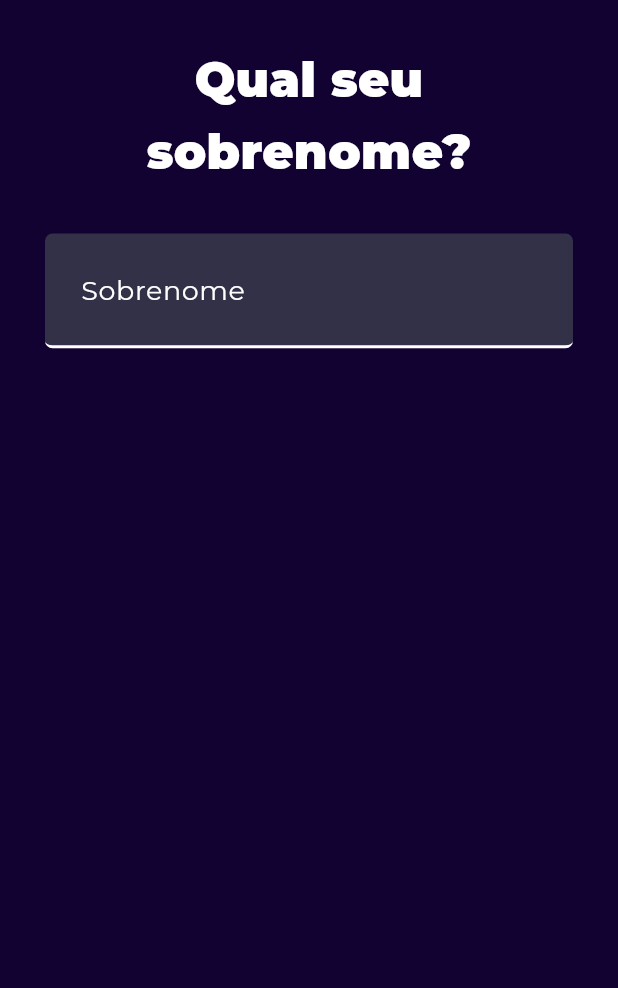
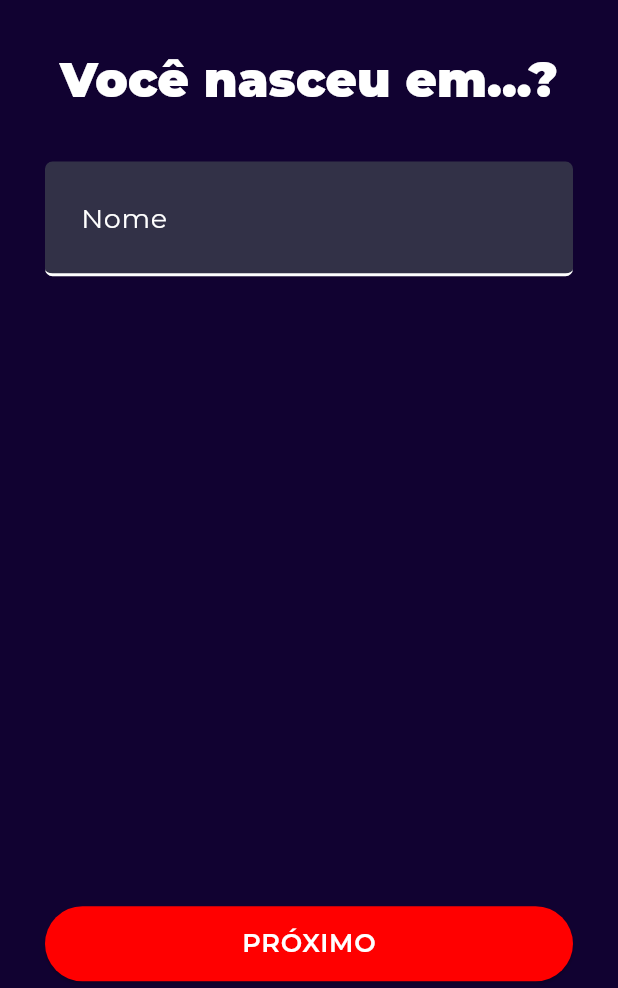
Before and after one commit to GabrielPrata/schoolmatch-app, a Flutter app: the UserBio screen opened directly, after a tap on "PRÓXIMO", on a phone screen of 412 x 824 dp, the part 248-1236 px from its top. Run offline on Flutter 3.47's test engine with Material 3 defaults, Android fonts, the light colour scheme and no system bars; our stand-ins replace dropdown_button2, flutter_animate, get, get_storage, google_fonts, image_picker and 2 more; missing offline and left inert: rc_mineracao; accounts and stored records are empty.

Commit message:
[wip] Desenvolvimento da tela da data de nascimento do usuário

```diff
--- a/lib/ui/screens/forms/user_bio.dart
+++ b/lib/ui/screens/forms/user_bio.dart
@@ -1,7 +1,7 @@
 import 'package:flutter/material.dart';
 import 'package:get/get.dart';
 import 'package:school_match/domain/controllers/new_user_controller.dart';
-import 'package:school_match/ui/screens/forms/user_lastname.dart';
+import 'package:school_match/ui/screens/forms/user_birthdate.dart';
 // import 'package:rc_mineracao/domain/controllers/auth_controller.dart';
 // import 'package:rc_mineracao/util/alerts.dart';
 import 'package:school_match/ui/widgets/forms/progress_bar.dart';
@@ -29,7 +29,7 @@ class _UserBioState extends State<UserBio> {
     Navigator.push(
       context,
       MaterialPageRoute(
-        builder: (_) => UserLastName(),
+        builder: (_) => UserBirthdate(),
       ),
     );
   }
--- /dev/null
+++ b/lib/ui/screens/forms/user_birthdate.dart
@@ -0,0 +1,114 @@
+import 'package:flutter/material.dart';
+import 'package:get/get.dart';
+import 'package:school_match/domain/controllers/new_user_controller.dart';
+import 'package:school_match/ui/screens/forms/user_lastname.dart';
+// import 'package:rc_mineracao/domain/controllers/auth_controller.dart';
+// import 'package:rc_mineracao/util/alerts.dart';
+import 'package:school_match/ui/widgets/forms/progress_bar.dart';
+
+class UserBirthdate extends StatefulWidget {
+  const UserBirthdate({super.key});
+
+  @override
+  State<UserBirthdate> createState() => _UserBirthdateState();
+}
+
+NewUserController userController = Get.put(NewUserController());
+TextEditingController inputController = TextEditingController();
+
+class _UserBirthdateState extends State<UserBirthdate> {
+  @override
+  void initState() {
+    userController.step += 1;
+    super.initState();
+  }
+
+  enviarPrimeiroNome() {
+    userController.setUserName(inputController.text);
+    Navigator.push(
+      context,
+      MaterialPageRoute(
+        builder: (_) => UserLastName(),
+      ),
+    );
+  }
+
+  Widget build(BuildContext context) {
+    return PopScope(
+      onPopInvoked: (result) {
+        userController.step -= 1;
+      },
+      child: Scaffold(
+        body: Container(
+          color: Theme.of(context).colorScheme.primary,
+          padding: EdgeInsets.only(top: 60, left: 30, right: 30),
+          child: ListView(children: <Widget>[
+            ProgressBar(userController.step),
+            SizedBox(
+              height: 40,
+            ),
+            SizedBox(
+              child: Theme.of(context).brightness == Brightness.dark
+                  ? Image.asset("assets/LogoSchoolMatchBranca.png")
+                  : Image.asset("assets/LogoSchoolMatch.png"),
+              height: 60,
+            ),
+            SizedBox(
+              height: 30,
+            ),
+            SizedBox(
+                child: Text(
+              "Você nasceu em...?",
+              textAlign: TextAlign.center,
+              style: Theme.of(context).textTheme.titleMedium,
+            )),
+            SizedBox(
+              height: 30,
+            ),
+            SizedBox(
+              child: TextField(
+                controller: inputController,
+                style: Theme.of(context).textTheme.labelMedium,
+                cursorColor: Theme.of(context).colorScheme.surface,
+                keyboardType: TextInputType.text,
+                decoration: InputDecoration(
+                  contentPadding:
+                      EdgeInsets.symmetric(vertical: 18, horizontal: 20),
+                  enabledBorder: UnderlineInputBorder(
+                    borderRadius: BorderRadius.circular(5.0),
+                    borderSide: BorderSide(
+                      width: 2,
+                      color: Theme.of(context).colorScheme.onPrimary,
+                    ),
+                  ),
+                  focusedBorder: UnderlineInputBorder(
+                    borderRadius: BorderRadius.circular(5.0),
+                    borderSide: BorderSide(
+                      width: 2,
+                      color: Theme.of(context).colorScheme.onPrimary,
+                    ),
+                  ),
+                  labelText: "Nome",
+                  labelStyle: Theme.of(context).textTheme.bodySmall,
+                  filled: true,
+                  fillColor: Theme.of(context).colorScheme.onSurface,
+                ),
+              ),
+            ),
+            SizedBox(
+              height: 420,
+            ),
+            ElevatedButton(
+              style: Theme.of(context).filledButtonTheme.style,
+              onPressed: () => enviarPrimeiroNome(),
+              child: Text(
+                "PRÓXIMO",
+                style: Theme.of(context).textTheme.labelMedium,
+              ),
+            ),
+          ]),
+        ),
+      ),
+    );
+  }
+}
```
Also changed, not shown: lib/ui/widgets/forms/user_birthdate_datapicker.dart (added, +91 -0 lines).
